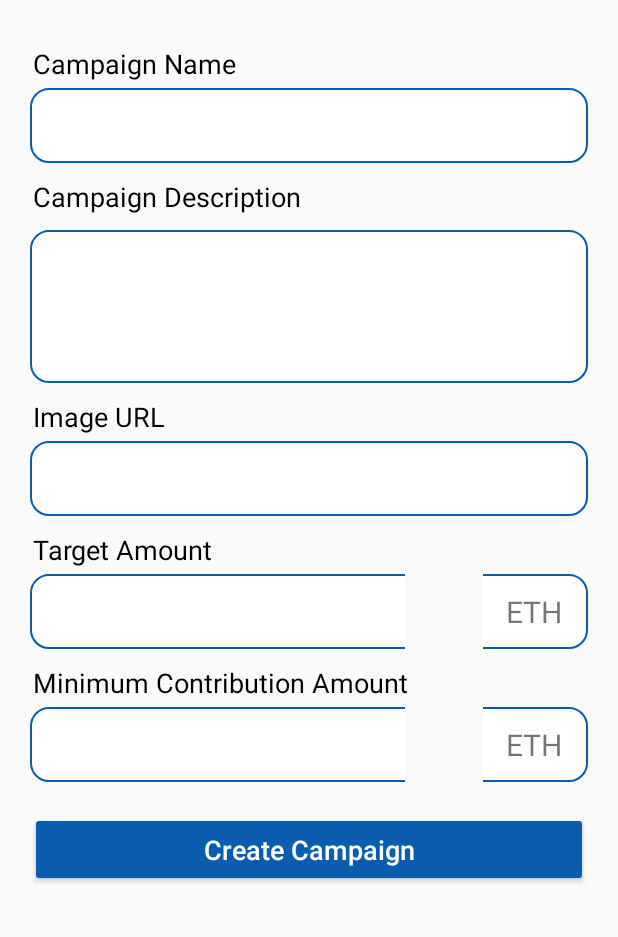
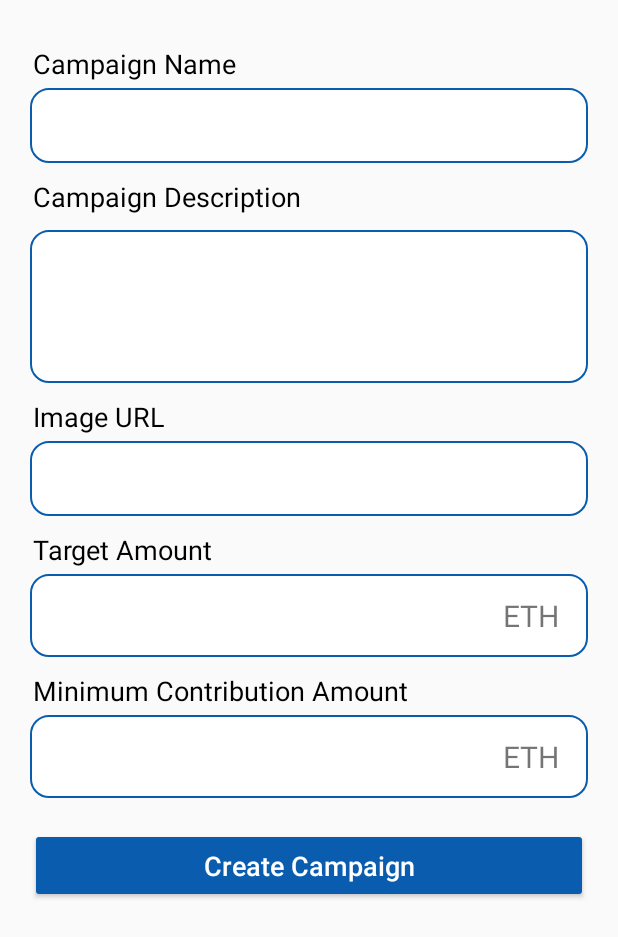
Before and after one commit to php1301/DoAnMobile, an Android app: the Create_Campaign_2 screen opened directly, with no data from a screen before it, on a phone screen of 412 x 824 dp. Shown: the top 937 px of the screen. Run offline under Robolectric (Android 15) with nearby library versions, the phone set to English and light mode, and no system bars.

Commit message:
update TrongUI

```diff
--- a/app/src/main/res/layout/activity_create_campaign2.xml
+++ b/app/src/main/res/layout/activity_create_campaign2.xml
@@ -106,24 +106,31 @@
         app:layout_constraintTop_toBottomOf="@id/Input_Img"
         tools:ignore="MissingConstraints" />
 
+    <LinearLayout
+        android:layout_width="match_parent"
+        android:layout_height="match_parent"
+        android:id="@+id/Target_group"
+        app:layout_constraintTop_toBottomOf="@id/Camp_Target_Amount"
+        >
         <EditText
             android:id="@+id/Input_Target_Amount"
-        android:layout_width="250dp"
-        android:layout_height="50dp"
+            android:layout_width="match_parent"
+            android:layout_height="match_parent"
+            android:layout_weight="1"
             android:layout_marginTop="4dp"
             android:background="@drawable/customize_cam_in_r"
             android:ems="10"
             android:inputType="number"
             android:padding="14dp"
-        android:textColor="@color/dark_grey"
+            android:textColor="@color/black"
             android:textSize="20dp"
             app:layout_constraintHorizontal_bias="1.0"
             app:layout_constraintStart_toStartOf="parent"
-        app:layout_constraintTop_toBottomOf="@id/Camp_Target_Amount"
             tools:ignore="MissingConstraints" />
         <TextView
-        android:layout_width="70dp"
-        android:layout_height="50dp"
+            android:layout_weight="4"
+            android:layout_width="match_parent"
+            android:layout_height="match_parent"
             android:layout_marginTop="4dp"
             android:background="@drawable/customize_cam_in_l"
             android:text="ETH"
@@ -133,6 +140,7 @@
             app:layout_constraintEnd_toEndOf="parent"
             app:layout_constraintTop_toBottomOf="@id/Camp_Target_Amount"
             tools:ignore="MissingConstraints"></TextView>
+    </LinearLayout>
     <TextView
         android:id="@+id/Camp_Minimum_Amount"
         android:layout_width="wrap_content"
@@ -142,14 +150,22 @@
         android:textSize="18dp"
         android:paddingStart="2dp"
         android:textColor="@color/black"
-        app:layout_constraintTop_toBottomOf="@id/Input_Target_Amount"
+        app:layout_constraintTop_toBottomOf="@id/Target_group"
         tools:ignore="MissingConstraints" />
 
+   <LinearLayout
+       android:layout_width="match_parent"
+       android:layout_height="match_parent"
+       android:orientation="horizontal"
+       android:id="@+id/Minimum_group"
+       app:layout_constraintTop_toBottomOf="@id/Camp_Minimum_Amount"
+       >
        <EditText
            android:id="@+id/Input_Minimum_Amount"
-        android:layout_width="250dp"
-        android:layout_height="50dp"
+           android:layout_width="match_parent"
+           android:layout_height="match_parent"
            android:layout_marginTop="4dp"
+           android:layout_weight="1"
            android:background="@drawable/customize_cam_in_r"
            android:ems="10"
            android:inputType="number"
@@ -162,8 +178,9 @@
            tools:ignore="MissingConstraints" />
 
        <TextView
-        android:layout_width="70dp"
-        android:layout_height="50dp"
+           android:layout_weight="4"
+           android:layout_width="match_parent"
+           android:layout_height="match_parent"
            android:layout_marginTop="4dp"
            android:background="@drawable/customize_cam_in_l"
            android:text="ETH"
@@ -173,6 +190,8 @@
            app:layout_constraintEnd_toEndOf="parent"
            app:layout_constraintTop_toBottomOf="@id/Camp_Minimum_Amount"
            tools:ignore="MissingConstraints"></TextView>
+   </LinearLayout>
+
     <Button
         android:id="@+id/button"
         android:layout_width="match_parent"
@@ -183,7 +202,7 @@
         android:textColor="@color/white"
         android:textSize="18dp"
         android:backgroundTint="@color/blue"
-        app:layout_constraintTop_toBottomOf="@+id/Input_Minimum_Amount"
+        app:layout_constraintTop_toBottomOf="@+id/Minimum_group"
         tools:ignore="MissingConstraints" />
 </androidx.constraintlayout.widget.ConstraintLayout>
 </ScrollView>
```
Lines whose indentation alone changed are shown as unchanged.
